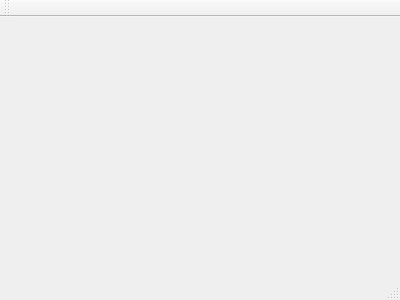
Above: src/mainwindow.ui from xvenge00/icp before the change. Below: the same form after it.
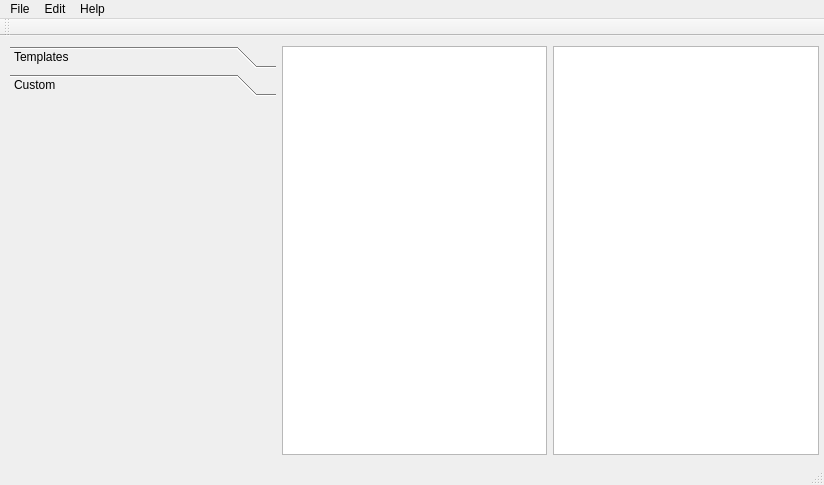
That is the form after the change.

Patch:
```diff
--- a/src/mainwindow.ui
+++ b/src/mainwindow.ui
@@ -1,24 +1,166 @@
 <ui version="4.0">
  <class>MainWindow</class>
- <widget class="QMainWindow" name="MainWindow" >
-  <property name="geometry" >
+ <widget class="QMainWindow" name="MainWindow">
+  <property name="geometry">
    <rect>
     <x>0</x>
     <y>0</y>
-    <width>400</width>
-    <height>300</height>
+    <width>824</width>
+    <height>485</height>
    </rect>
   </property>
   <property name="windowTitle" >
    <string>MainWindow</string>
   </property>
-  <widget class="QMenuBar" name="menuBar" />
-  <widget class="QToolBar" name="mainToolBar" />
-  <widget class="QWidget" name="centralWidget" />
-  <widget class="QStatusBar" name="statusBar" />
+  <property name="locale">
+   <locale language="English" country="UnitedStates"/>
+  </property>
+  <widget class="QWidget" name="centralWidget">
+   <widget class="QWidget" name="horizontalLayoutWidget">
+    <property name="geometry">
+     <rect>
+      <x>-1</x>
+      <y>-1</y>
+      <width>831</width>
+      <height>431</height>
+     </rect>
+    </property>
+    <layout class="QHBoxLayout" name="horizontalLayout">
+     <property name="sizeConstraint">
+      <enum>QLayout::SetDefaultConstraint</enum>
+     </property>
+     <item>
+      <widget class="QToolBox" name="toolBox">
+       <property name="currentIndex">
+        <number>1</number>
+       </property>
+       <widget class="QWidget" name="page">
+        <property name="geometry">
+         <rect>
+          <x>0</x>
+          <y>0</y>
+          <width>270</width>
+          <height>361</height>
+         </rect>
+        </property>
+        <property name="cursor">
+         <cursorShape>OpenHandCursor</cursorShape>
+        </property>
+        <attribute name="label">
+         <string>Templates</string>
+        </attribute>
+       </widget>
+       <widget class="QWidget" name="page_2">
+        <property name="geometry">
+         <rect>
+          <x>0</x>
+          <y>0</y>
+          <width>270</width>
+          <height>361</height>
+         </rect>
+        </property>
+        <property name="cursor">
+         <cursorShape>OpenHandCursor</cursorShape>
+        </property>
+        <attribute name="label">
+         <string>Custom</string>
+        </attribute>
+       </widget>
+      </widget>
+     </item>
+     <item>
+      <widget class="QGraphicsView" name="graphicsView"/>
+     </item>
+     <item>
+      <widget class="QListWidget" name="listWidget"/>
+     </item>
+    </layout>
+   </widget>
+  </widget>
+  <widget class="QMenuBar" name="menuBar">
+   <property name="geometry">
+    <rect>
+     <x>0</x>
+     <y>0</y>
+     <width>824</width>
+     <height>22</height>
+    </rect>
+   </property>
+   <widget class="QMenu" name="menuFile">
+    <property name="title">
+     <string>File</string>
+    </property>
+    <addaction name="actionOpen"/>
+    <addaction name="actionQuit"/>
+   </widget>
+   <widget class="QMenu" name="menuEdit">
+    <property name="title">
+     <string>Edit</string>
+    </property>
+    <addaction name="actionAdd"/>
+    <addaction name="actionRemove"/>
+   </widget>
+   <widget class="QMenu" name="menuHelp">
+    <property name="title">
+     <string>Help</string>
+    </property>
+    <addaction name="actionAbout"/>
+    <addaction name="actionLicense"/>
+    <addaction name="actionAuthors"/>
+   </widget>
+   <addaction name="menuFile"/>
+   <addaction name="menuEdit"/>
+   <addaction name="menuHelp"/>
+  </widget>
+  <widget class="QToolBar" name="mainToolBar">
+   <attribute name="toolBarArea">
+    <enum>TopToolBarArea</enum>
+   </attribute>
+   <attribute name="toolBarBreak">
+    <bool>false</bool>
+   </attribute>
+  </widget>
+  <widget class="QStatusBar" name="statusBar"/>
+  <action name="actionOpen">
+   <property name="text">
+    <string>Open... </string>
+   </property>
+   <property name="shortcut">
+    <string>Meta+O, Ctrl+O</string>
+   </property>
+  </action>
+  <action name="actionQuit">
+   <property name="text">
+    <string>Quit</string>
+   </property>
+  </action>
+  <action name="actionAdd">
+   <property name="text">
+    <string>Add</string>
+   </property>
+  </action>
+  <action name="actionRemove">
+   <property name="text">
+    <string>Remove</string>
+   </property>
+  </action>
+  <action name="actionAbout">
+   <property name="text">
+    <string>About</string>
+   </property>
+  </action>
+  <action name="actionLicense">
+   <property name="text">
+    <string>License</string>
+   </property>
+  </action>
+  <action name="actionAuthors">
+   <property name="text">
+    <string>Authors</string>
+   </property>
+  </action>
  </widget>
- <layoutDefault spacing="6" margin="11" />
- <pixmapfunction></pixmapfunction>
+ <layoutdefault spacing="6" margin="11"/>
  <resources/>
  <connections/>
 </ui>
```
Left out of the diff: 5 changed lines with no effect on the pictures.
